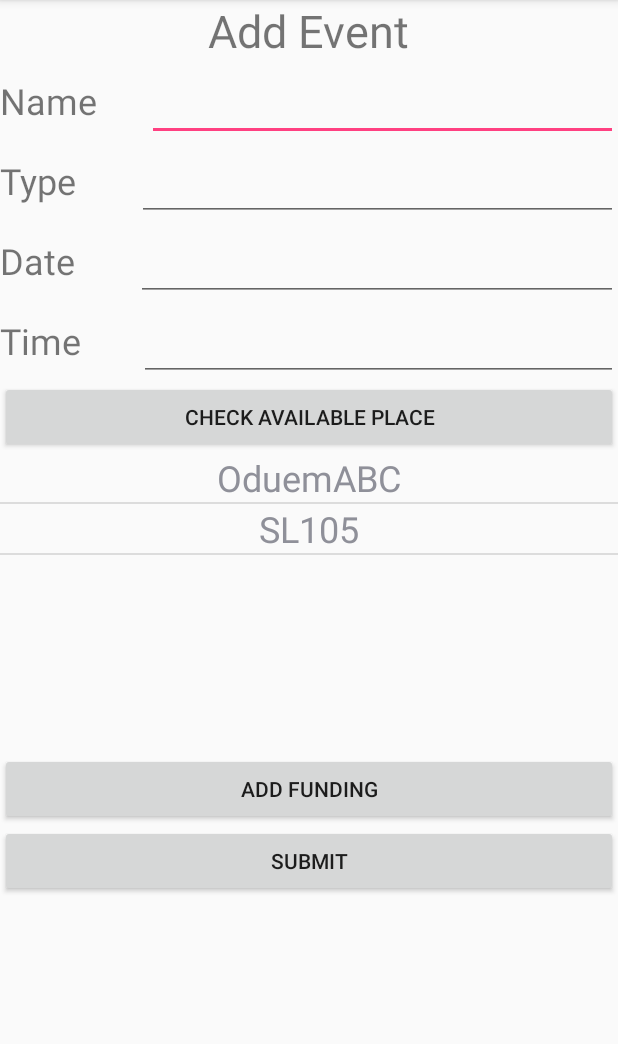
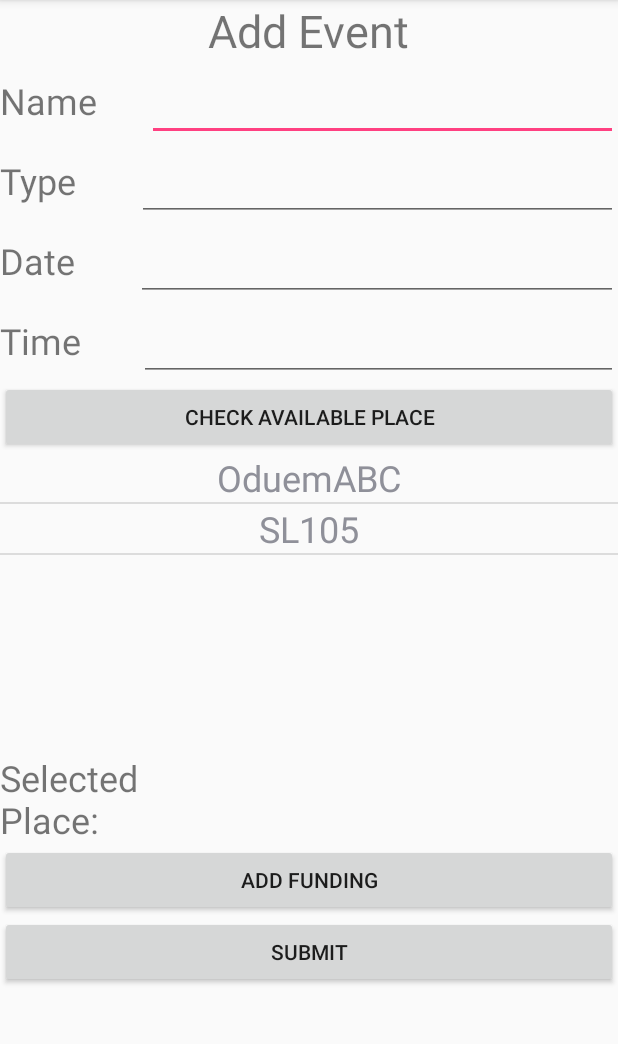
Before and after one commit to KavitaBaradur/Student_Event_Registration, an Android app: the OrganizerAddEventActivity screen opened directly, with no data from a screen before it, after a tap on "CHECK AVAILABLE PLACE", on a phone screen of 412 x 824 dp, the part 84-1128 px from its top. Run offline under Robolectric (Android 15) with nearby library versions, the phone set to English and light mode, and no system bars.

Commit message:
update add new event

```diff
--- a/app/src/main/java/com/team2_wpi/android/student_event_registration/OrganizerAddEventActivity.java
+++ b/app/src/main/java/com/team2_wpi/android/student_event_registration/OrganizerAddEventActivity.java
@@ -11,6 +11,7 @@ import android.widget.Button;
 import android.widget.EditText;
 import android.widget.ListView;
 import android.widget.SimpleCursorAdapter;
+import android.widget.TextView;
 import android.widget.Toast;
 
 import com.team2_wpi.android.student_event_registration.data.SQLCommand;
@@ -31,6 +32,7 @@ public class OrganizerAddEventActivity extends AppCompatActivity implements View
     private EditText date;
     private EditText time;
     private ListView listView;
+    private TextView selectedPlace;
 
     @Override
     protected void onCreate(@Nullable Bundle savedInstanceState) {
@@ -48,6 +50,7 @@ public class OrganizerAddEventActivity extends AppCompatActivity implements View
         submit = (Button) findViewById(R.id.org_add_event_submit);
         funding = (Button) findViewById(R.id.org_add_event_funding);
         listView = (ListView) findViewById(R.id.org_add_event_lv);
+        selectedPlace = (TextView) findViewById(R.id.org_add_event_selected);
         // set up on click
         check.setOnClickListener(this);
         submit.setOnClickListener(this);
@@ -140,6 +143,7 @@ public class OrganizerAddEventActivity extends AppCompatActivity implements View
         public void onItemClick(AdapterView<?> parent, View view, int position,long id) {
             Cursor cursor = (Cursor) listView.getItemAtPosition(position);
             place_id = cursor.getString(0);
+            selectedPlace.setText(cursor.getString(1));
         }
     }
 }
--- a/app/src/main/java/com/team2_wpi/android/student_event_registration/OrganizerAddSponsorActivity.java
+++ b/app/src/main/java/com/team2_wpi/android/student_event_registration/OrganizerAddSponsorActivity.java
@@ -11,6 +11,7 @@ import android.widget.Button;
 import android.widget.EditText;
 import android.widget.ListView;
 import android.widget.SimpleCursorAdapter;
+import android.widget.TextView;
 
 import com.team2_wpi.android.student_event_registration.data.SQLCommand;
 import com.team2_wpi.android.student_event_registration.util.DBOperator;
@@ -26,6 +27,7 @@ public class OrganizerAddSponsorActivity extends AppCompatActivity implements Vi
     private ListView listView;
     private EditText funding;
     private Button submit;
+    private TextView selectedSponsor;
 
     @Override
     protected void onCreate(@Nullable Bundle savedInstanceState) {
@@ -40,6 +42,7 @@ public class OrganizerAddSponsorActivity extends AppCompatActivity implements Vi
         listView = (ListView) findViewById(R.id.org_add_sponsor_lv);
         funding = (EditText) findViewById(R.id.org_add_sponsor_funding);
         submit = (Button) findViewById(R.id.org_add_sponsor_submit);
+        selectedSponsor = (TextView) findViewById(R.id.org_add_sponsor_selected);
         // set up on click
         submit.setOnClickListener(this);
         listView.setOnItemClickListener(new ItemClickListener());
@@ -84,6 +87,7 @@ public class OrganizerAddSponsorActivity extends AppCompatActivity implements Vi
         public void onItemClick(AdapterView<?> parent, View view, int position,long id) {
             Cursor cursor = (Cursor) listView.getItemAtPosition(position);
             sponsor_id = cursor.getString(0);
+            selectedSponsor.setText(cursor.getString(1));
         }
     }
 }
--- a/app/src/main/java/com/team2_wpi/android/student_event_registration/data/SQLCommand.java
+++ b/app/src/main/java/com/team2_wpi/android/student_event_registration/data/SQLCommand.java
@@ -39,10 +39,10 @@ public abstract class SQLCommand {
                                         "from Sponsor";
     // insert to event
     public static String ORG_INS_EVENT = "insert into Event(Org_ID, Event_Name, Event_Type) " +
-                                         "values (?, \"?\", \"?\");";
+                                         "values (?, ?, ?);";
     // insert to reserve
     public static String ORG_INS_RESERVE = "insert into Reserve(Event_ID, Place_ID, EventDate, EventTime) " +
-                                           "values (?, ?, \"?\", \"?\");";
+                                           "values (?, ?, ?, ?);";
     // insert to event detail
     public static String ORG_INS_EVENT_DETAIL = "insert into Event_Detail(Event_ID, Sponsor_ID, Fund) " +
                                                 "values (?, ?, ?)";
--- a/app/src/main/res/layout/organizer_add_event.xml
+++ b/app/src/main/res/layout/organizer_add_event.xml
@@ -117,6 +117,28 @@
         android:layout_width="match_parent"
         android:layout_height="200dp" />
 
+    <LinearLayout
+        android:layout_width="match_parent"
+        android:layout_height="wrap_content"
+        android:orientation="horizontal">
+
+        <TextView
+            android:id="@+id/textView8"
+            android:layout_width="wrap_content"
+            android:layout_height="wrap_content"
+            android:layout_weight="1"
+            android:text="Selected Place: "
+            android:textSize="24sp" />
+
+        <TextView
+            android:id="@+id/org_add_event_selected"
+            android:layout_width="wrap_content"
+            android:layout_height="wrap_content"
+            android:layout_weight="1"
+            android:ems="10"
+            android:textSize="24sp" />
+    </LinearLayout>
+
     <Button
         android:id="@+id/org_add_event_funding"
         android:layout_width="match_parent"
```
Also changed, not shown: app/src/main/res/layout/organizer_add_sponsor.xml (+22 -0 lines).
